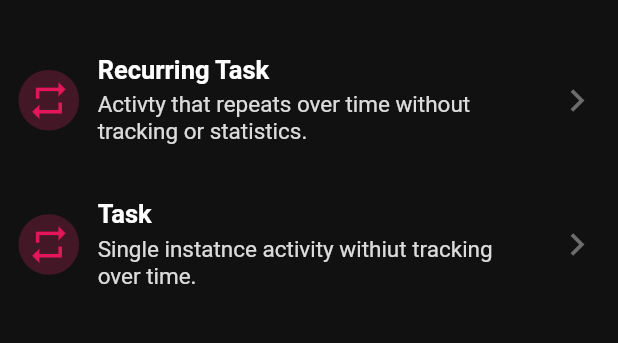
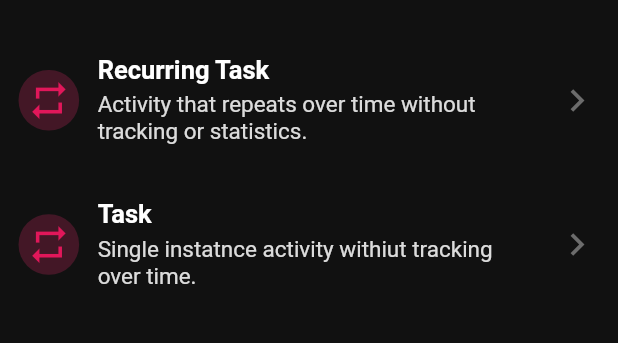
Before and after one commit to Kind-Unes/HabitNow, a Flutter app: the FloatingActionButtonBottomSheet widget shown alone on an empty page, opened directly, on a phone screen of 412 x 824 dp, the part 116-459 px from its top. Run offline on Flutter 3.47's test engine with Material 3 defaults, Android fonts, the light colour scheme and no system bars; our stand-ins replace equatable, flutter_bloc, flutter_slidable, hive, hive_flutter, wheel_chooser; accounts and stored records are empty; statements that could not run were skipped.

Commit message:
fix: typo

```diff
--- a/lib/src/presentation/shared/bottomSheets.dart
+++ b/lib/src/presentation/shared/bottomSheets.dart
@@ -395,7 +395,7 @@ class FloatingActionButtonBottomSheet extends StatelessWidget {
             },
             title: "Recurring Task",
             subTitle:
-                "Activty that repeats over time without tracking or statistics.",
+                "Activity that repeats over time without tracking or statistics.",
             icon: Icons.repeat),
         FloatingABBottomSheetTile(
             function: () {
```
